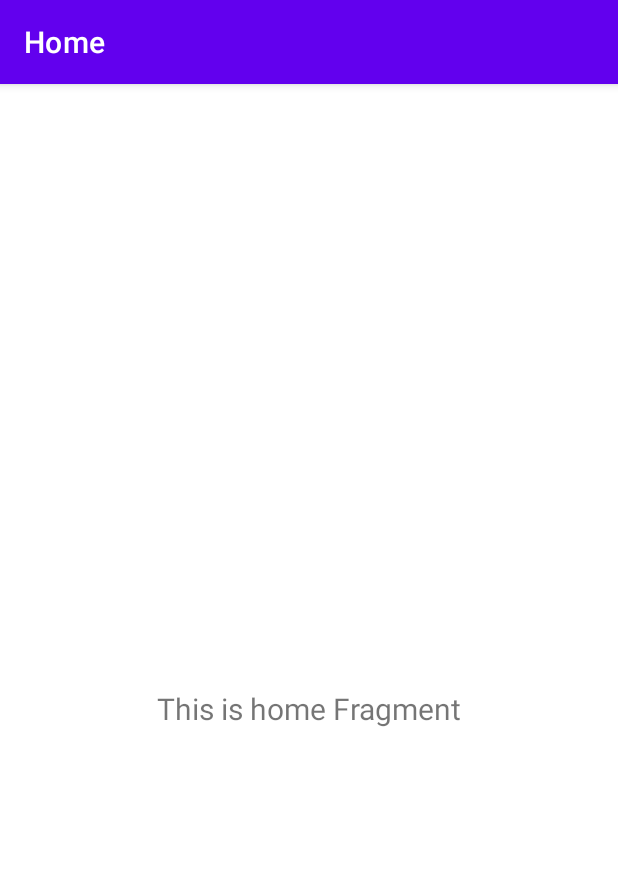
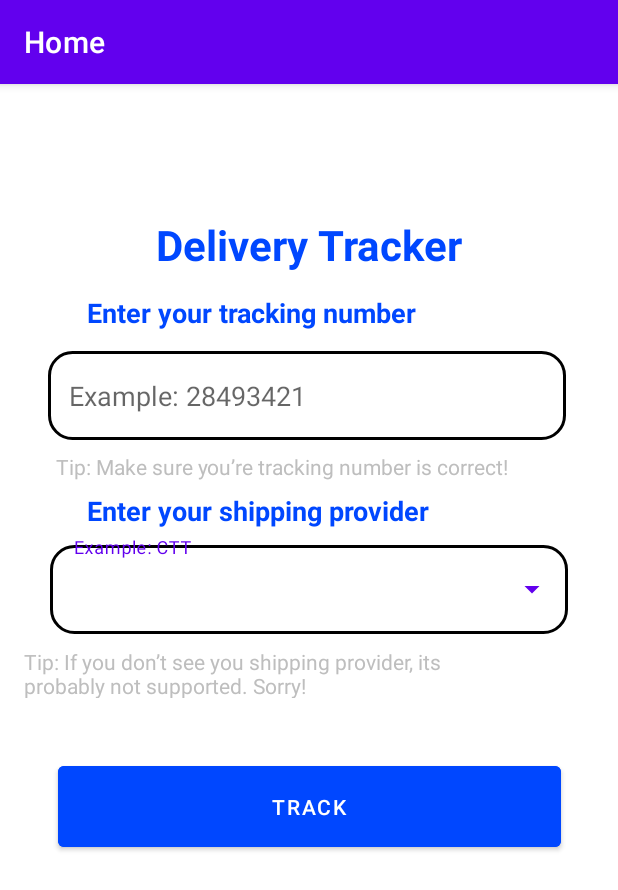
Before and after one commit to draganoid16/Delivery-Tracker, an Android app: the screen it shows after launch (MainActivity), on a phone screen of 412 x 824 dp. Shown: the top 890 px of the screen. Run offline under Robolectric (Android 15) with nearby library versions, the light colour scheme and no system bars; our stand-ins replace navigation-ui.

Commit message:
tracking layout started

```diff
--- a/app/src/main/java/com/example/myapplication/ui/dashboard/DashboardFragment.kt
+++ b/app/src/main/java/com/example/myapplication/ui/dashboard/DashboardFragment.kt
@@ -72,7 +72,8 @@ class DashboardFragment : Fragment() {
                             }
                             Log.d("DashboardFragment", "API Success: $trackingInfo")
                             textAPI.text = checkpointsInfo.toString()
-                        } else {
+                        }
+                        else {
                             val errorMessage =
                                 "API Error! Tracking not found! | Error Code: ${response.code()} - ${
                                     response.errorBody()?.string()
--- a/app/src/main/java/com/example/myapplication/ui/home/HomeFragment.kt
+++ b/app/src/main/java/com/example/myapplication/ui/home/HomeFragment.kt
@@ -4,10 +4,13 @@ import android.os.Bundle
 import android.view.LayoutInflater
 import android.view.View
 import android.view.ViewGroup
-import android.widget.TextView
+import android.widget.ArrayAdapter
+import android.widget.AutoCompleteTextView
 import androidx.fragment.app.Fragment
 import androidx.lifecycle.ViewModelProvider
+import com.example.myapplication.R
 import com.example.myapplication.databinding.FragmentHomeBinding
+
 
 class HomeFragment : Fragment() {
 
@@ -28,11 +31,26 @@ class HomeFragment : Fragment() {
         _binding = FragmentHomeBinding.inflate(inflater, container, false)
         val root: View = binding.root
 
-        val textView: TextView = binding.textHome
         homeViewModel.text.observe(viewLifecycleOwner) {
-            textView.text = it
+        // Use this observer if you want to update any UI elements with the data
         }
+
         return root
+    }
+
+    override fun onViewCreated(view: View, savedInstanceState: Bundle?) {
+        super.onViewCreated(view, savedInstanceState)
+
+        val autoCompleteTextView = view.findViewById<AutoCompleteTextView>(R.id.dropdown_menu_popup_item)
+        val options = arrayOf("CTT", "UPS", "DHL")
+
+        val adapter = ArrayAdapter(
+            requireContext(),
+            R.layout.dropdown_menu_popup_item,
+            options
+        )
+
+        autoCompleteTextView.setAdapter(adapter)
     }
 
     override fun onDestroyView() {
--- /dev/null
+++ b/app/src/main/res/drawable/rounded_edittext.xml
@@ -0,0 +1,6 @@
+<?xml version="1.0" encoding="utf-8"?>
+<shape xmlns:android="http://schemas.android.com/apk/res/android">
+    <solid android:color="@android:color/transparent" />
+    <corners android:radius="15dp" />
+    <stroke android:color="@android:color/black" android:width="2dp" />
+</shape>
--- /dev/null
+++ b/app/src/main/res/layout/dropdown_menu_popup_item.xml
@@ -0,0 +1,7 @@
+<?xml version="1.0" encoding="utf-8"?>
+<TextView xmlns:android="http://schemas.android.com/apk/res/android"
+    android:id="@+id/text"
+    android:layout_width="match_parent"
+    android:layout_height="wrap_content"
+    android:padding="16dp"
+    android:textAppearance="?attr/textAppearanceListItem" />
--- a/app/src/main/res/layout/fragment_home.xml
+++ b/app/src/main/res/layout/fragment_home.xml
@@ -6,17 +6,132 @@
     android:layout_height="match_parent"
     tools:context=".ui.home.HomeFragment">
 
+
+    <com.google.android.material.textfield.TextInputLayout
+        android:id="@+id/dropdown_menu"
+        style="@style/Widget.MaterialComponents.TextInputLayout.OutlinedBox.ExposedDropdownMenu"
+        android:layout_width="345dp"
+        android:layout_height="65dp"
+        android:layout_marginStart="7dp"
+        android:layout_marginEnd="8dp"
+        app:layout_constraintEnd_toEndOf="parent"
+        app:layout_constraintStart_toStartOf="parent"
+        app:layout_constraintTop_toBottomOf="@+id/textView5">
+
+        <AutoCompleteTextView
+            android:id="@+id/dropdown_menu_popup_item"
+            android:layout_width="345dp"
+            android:layout_height="59dp"
+            android:background="@drawable/rounded_edittext"
+            android:hint="Example: CTT"
+            android:inputType="none" />
+    </com.google.android.material.textfield.TextInputLayout>
+
     <TextView
-        android:id="@+id/text_home"
-        android:layout_width="match_parent"
+        android:id="@+id/textView6"
+        android:layout_width="300dp"
+        android:layout_height="34dp"
+        android:layout_marginStart="16dp"
+        android:layout_marginTop="8dp"
+        android:text="Tip: If you don’t see you shipping provider, its probably not supported. Sorry!"
+        android:textColor="@color/hint_color"
+        app:layout_constraintStart_toStartOf="parent"
+        app:layout_constraintTop_toBottomOf="@+id/dropdown_menu" />
+
+    <TextView
+        android:id="@+id/textView5"
+        android:layout_width="238dp"
+        android:layout_height="30dp"
+        android:layout_marginStart="176dp"
+        android:layout_marginTop="216dp"
+        android:layout_marginEnd="177dp"
+        android:fontFamily="sans-serif"
+        android:text="Enter your shipping provider"
+        android:textColor="@color/tracking_blue"
+        android:textSize="18sp"
+        android:textStyle="bold"
+        app:layout_constraintEnd_toEndOf="parent"
+        app:layout_constraintHorizontal_bias="0.658"
+        app:layout_constraintStart_toStartOf="parent"
+        app:layout_constraintTop_toTopOf="parent" />
+
+    <TextView
+        android:id="@+id/textView2"
+        android:layout_width="wrap_content"
         android:layout_height="wrap_content"
-        android:layout_marginStart="8dp"
+        android:layout_marginStart="176dp"
+        android:layout_marginTop="32dp"
+        android:layout_marginEnd="177dp"
+        android:fontFamily="sans-serif"
+        android:text="Delivery Tracker"
+        android:textColor="@color/tracking_blue"
+        android:textSize="28sp"
+        android:textStyle="bold"
+        app:layout_constraintEnd_toEndOf="parent"
+        app:layout_constraintHorizontal_bias="0.497"
+        app:layout_constraintStart_toStartOf="parent"
+        app:layout_constraintTop_toTopOf="parent" />
+
+    <TextView
+        android:id="@+id/textView3"
+        android:layout_width="238dp"
+        android:layout_height="30dp"
+        android:layout_marginStart="176dp"
+        android:layout_marginTop="84dp"
+        android:layout_marginEnd="177dp"
+        android:fontFamily="sans-serif"
+        android:text="Enter your tracking number"
+        android:textColor="@color/tracking_blue"
+        android:textSize="18sp"
+        android:textStyle="bold"
+        app:layout_constraintEnd_toEndOf="parent"
+        app:layout_constraintHorizontal_bias="0.658"
+        app:layout_constraintStart_toStartOf="parent"
+        app:layout_constraintTop_toTopOf="parent" />
+
+    <EditText
+        android:id="@+id/editTextTextPersonName"
+        android:layout_width="345dp"
+        android:layout_height="59dp"
+        android:layout_marginStart="24dp"
         android:layout_marginTop="8dp"
-        android:layout_marginEnd="8dp"
-        android:textAlignment="center"
-        android:textSize="20sp"
+        android:layout_marginEnd="27dp"
+        android:background="@drawable/rounded_edittext"
+        android:ems="10"
+        android:hint="   Example: 28493421"
+        android:inputType="textPersonName"
+        app:layout_constraintEnd_toEndOf="parent"
+        app:layout_constraintStart_toStartOf="parent"
+        app:layout_constraintTop_toBottomOf="@+id/textView3" />
+
+    <TextView
+        android:id="@+id/textView4"
+        android:layout_width="wrap_content"
+        android:layout_height="wrap_content"
+        android:layout_marginStart="35dp"
+        android:layout_marginTop="8dp"
+        android:layout_marginEnd="72dp"
+        android:text="Tip: Make sure you’re tracking number is correct!"
+        android:textColor="@color/hint_color"
+        app:layout_constraintEnd_toEndOf="parent"
+        app:layout_constraintStart_toStartOf="parent"
+        app:layout_constraintTop_toBottomOf="@+id/editTextTextPersonName" />
+
+    <Button
+        android:id="@+id/button"
+        android:layout_width="335dp"
+        android:layout_height="66dp"
+        android:layout_marginStart="38dp"
+        android:layout_marginTop="39dp"
+        android:layout_marginEnd="38dp"
+        android:layout_marginBottom="132dp"
+        android:backgroundTint="@color/tracking_blue"
+        android:text="TRACK"
+        android:textColor="@color/white"
         app:layout_constraintBottom_toBottomOf="parent"
         app:layout_constraintEnd_toEndOf="parent"
+        app:layout_constraintHorizontal_bias="0.568"
         app:layout_constraintStart_toStartOf="parent"
-        app:layout_constraintTop_toTopOf="parent" />
+        app:layout_constraintTop_toBottomOf="@+id/textView6"
+        app:layout_constraintVertical_bias="0.0" />
 </androidx.constraintlayout.widget.ConstraintLayout>
--- a/app/src/main/res/values/colors.xml
+++ b/app/src/main/res/values/colors.xml
@@ -20,4 +20,6 @@
     <color name="light_blue_A700">#009bf2</color>
     <color name="white_A700">#ffffff</color>
     <color name="cyan_400">#27a8d3</color>
+    <color name="tracking_blue">#0047FF</color>
+    <color name="hint_color">#BEBEBE</color>
 </resources>
```
Also changed, not shown: 1 other file.
